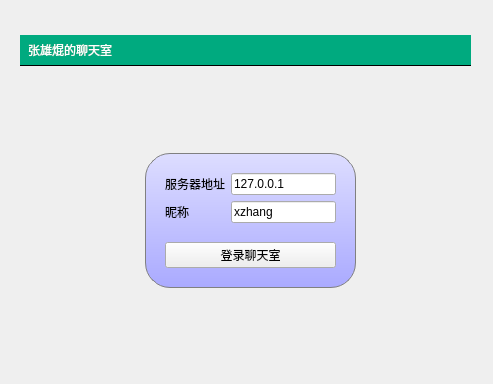
Qt form ChatClient/mainwindow.ui (hanzhuk/Lab5) before a commit.
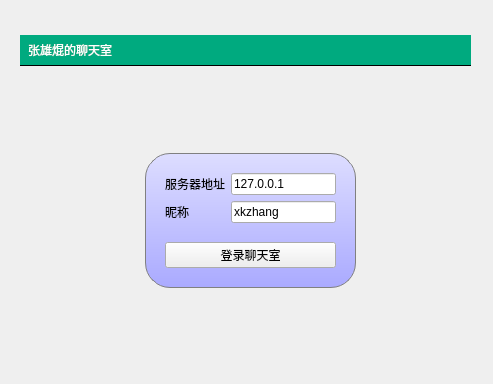
The same form after that commit.

Diff of the .ui file:
```diff
--- a/ChatClient/mainwindow.ui
+++ b/ChatClient/mainwindow.ui
@@ -168,7 +168,7 @@
            <item row="1" column="1">
             <widget class="QLineEdit" name="usernameEdit">
              <property name="text">
-              <string>xzhang</string>
+              <string>xkzhang</string>
              </property>
             </widget>
            </item>
```
